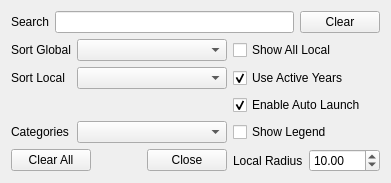
First picture: the form in src/resources/ERFilterArea.ui, repository IDREsandbox/vsim, before the edit.
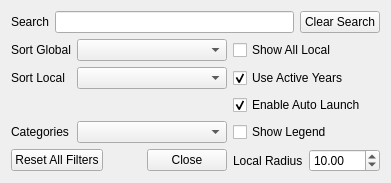
Second picture: the form after the edit.

Patch:
```diff
--- a/src/resources/ERFilterArea.ui
+++ b/src/resources/ERFilterArea.ui
@@ -66,7 +66,7 @@
         <bool>true</bool>
        </property>
        <property name="text">
-        <string>Clear</string>
+        <string>Clear Search</string>
        </property>
       </widget>
      </item>
@@ -77,7 +77,7 @@
      <item>
       <widget class="QPushButton" name="clearButton">
        <property name="text">
-        <string>Clear All</string>
+        <string>Reset All Filters</string>
        </property>
       </widget>
      </item>
```
